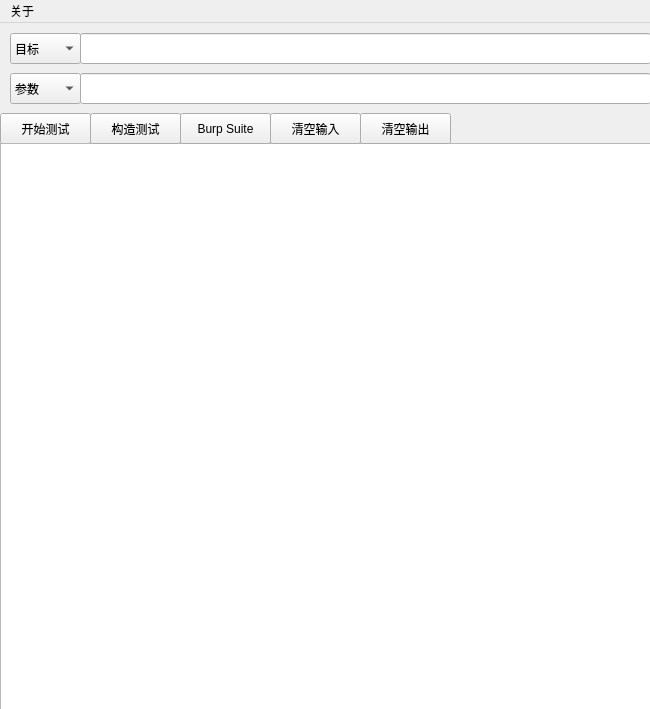
Old version of the form ui/mainwindow.ui in the repository Jewel591/xssmap.
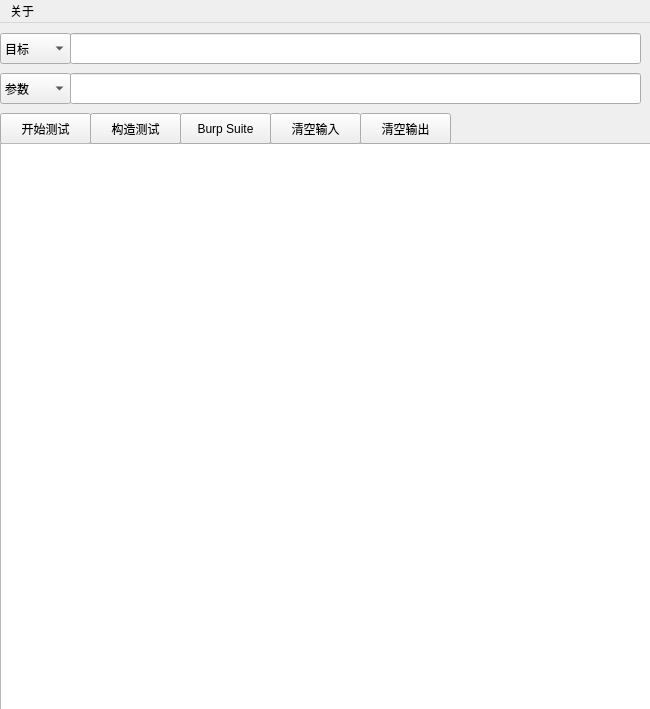
New version of the form.

What changed in the file:
```diff
--- a/ui/mainwindow.ui
+++ b/ui/mainwindow.ui
@@ -17,7 +17,7 @@
    <widget class="QComboBox" name="comboBox">
     <property name="geometry">
      <rect>
-      <x>10</x>
+      <x>0</x>
       <y>10</y>
       <width>71</width>
       <height>31</height>
@@ -38,7 +38,7 @@
     </property>
     <property name="geometry">
      <rect>
-      <x>80</x>
+      <x>70</x>
       <y>10</y>
       <width>571</width>
       <height>31</height>
@@ -69,7 +69,7 @@
    <widget class="QLineEdit" name="input_arg">
     <property name="geometry">
      <rect>
-      <x>80</x>
+      <x>70</x>
       <y>50</y>
       <width>571</width>
       <height>31</height>
@@ -85,7 +85,7 @@
    <widget class="QComboBox" name="comboBox_2">
     <property name="geometry">
      <rect>
-      <x>10</x>
+      <x>0</x>
       <y>50</y>
       <width>71</width>
       <height>31</height>
```
